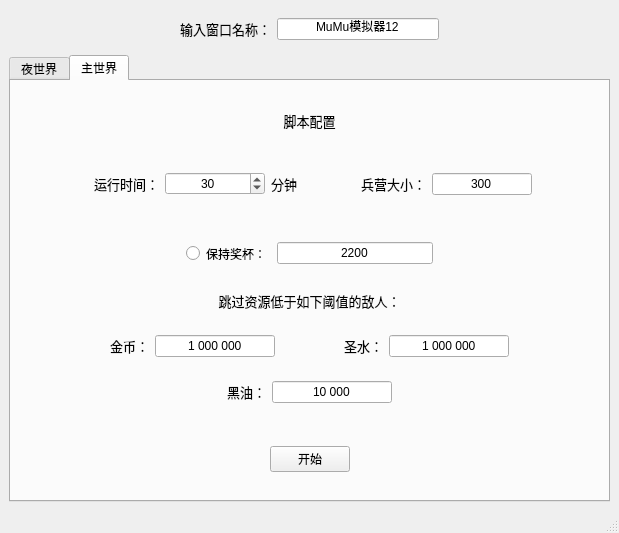
This is ui.ui in nev3da/COC as Qt 5 draws it before an edit. The edited form follows.
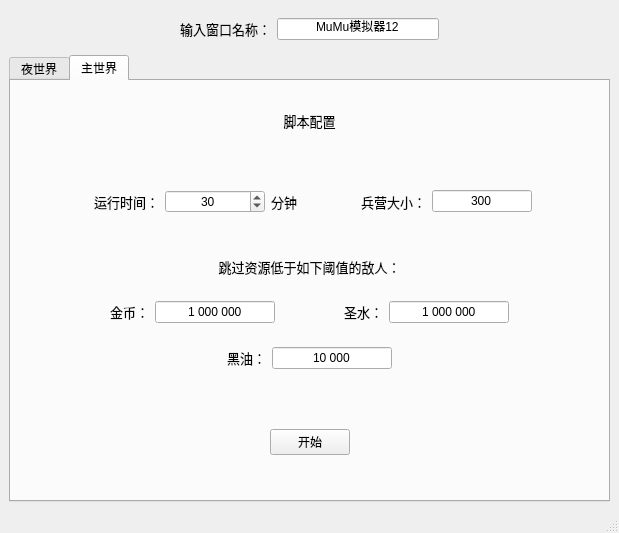
This is the edited form. The open tabs and pages were chosen to show the change.

The edit to the form file:
```diff
--- a/ui.ui
+++ b/ui.ui
@@ -727,61 +727,6 @@
              </layout>
             </widget>
            </item>
-           <item>
-            <widget class="QWidget" name="widget_15" native="true">
-             <layout class="QHBoxLayout" name="horizontalLayout_9">
-              <item>
-               <spacer name="horizontalSpacer_18">
-                <property name="orientation">
-                 <enum>Qt::Horizontal</enum>
-                </property>
-                <property name="sizeHint" stdset="0">
-                 <size>
-                  <width>40</width>
-                  <height>20</height>
-                 </size>
-                </property>
-               </spacer>
-              </item>
-              <item>
-               <widget class="QRadioButton" name="radioButton">
-                <property name="sizePolicy">
-                 <sizepolicy hsizetype="Preferred" vsizetype="Preferred">
-                  <horstretch>0</horstretch>
-                  <verstretch>0</verstretch>
-                 </sizepolicy>
-                </property>
-                <property name="text">
-                 <string>保持奖杯：</string>
-                </property>
-               </widget>
-              </item>
-              <item>
-               <widget class="QLineEdit" name="rank">
-                <property name="text">
-                 <string>2200</string>
-                </property>
-                <property name="alignment">
-                 <set>Qt::AlignCenter</set>
-                </property>
-               </widget>
-              </item>
-              <item>
-               <spacer name="horizontalSpacer_13">
-                <property name="orientation">
-                 <enum>Qt::Horizontal</enum>
-                </property>
-                <property name="sizeHint" stdset="0">
-                 <size>
-                  <width>40</width>
-                  <height>20</height>
-                 </size>
-                </property>
-               </spacer>
-              </item>
-             </layout>
-            </widget>
-           </item>
            <item>
             <widget class="QWidget" name="widget_10" native="true">
              <layout class="QVBoxLayout" name="verticalLayout_6">
```
Left out of the diff: 4 changed lines with no effect on the pictures.
